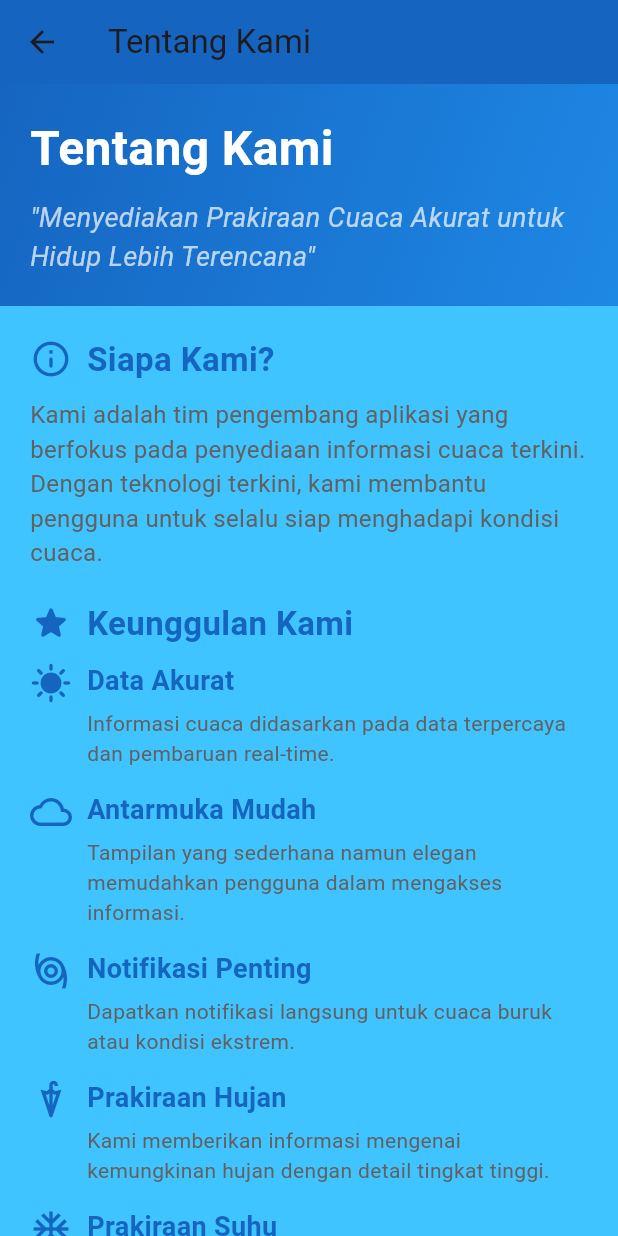
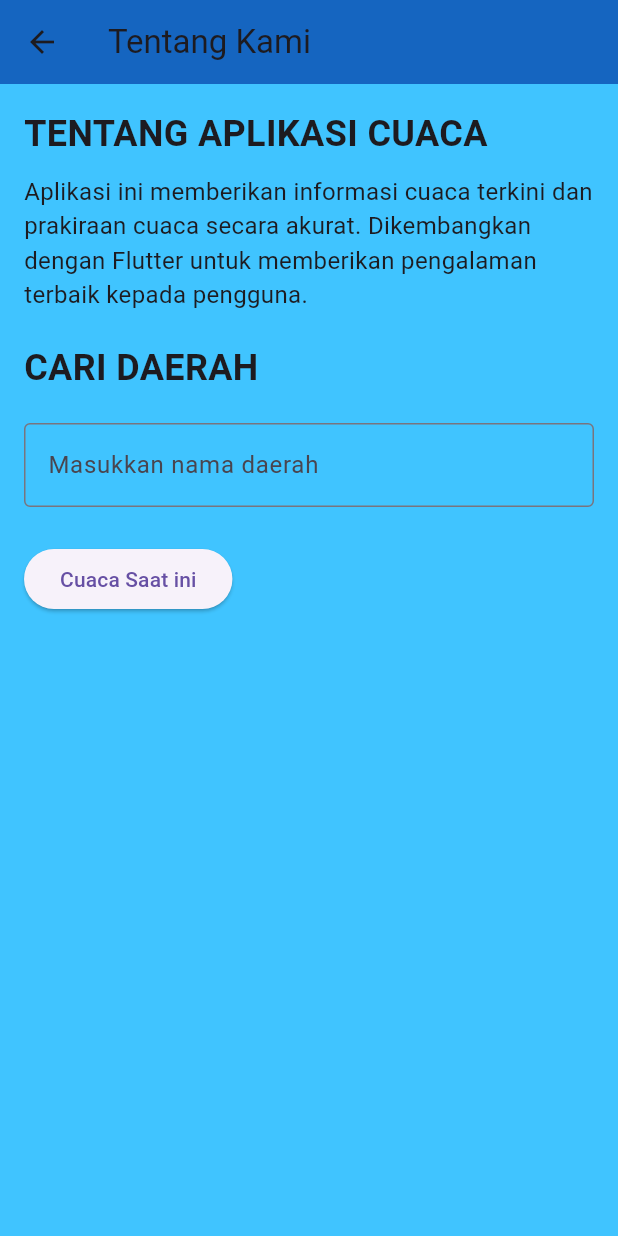
Before and after one commit to MuhammadRizki1303/aplikasi_cuaca, a Flutter app: the AboutPage screen opened directly, on a phone screen of 412 x 824 dp. Run offline on Flutter 3.47's test engine with Material 3 defaults, Android fonts, the phone set to English and light mode, and no system bars; our stand-ins replace geolocator.

Commit message:
mengupdate halaman about_page(menambahkan pencarian daerah untuk melihat kondisi cuacanya)

```diff
--- a/lib/ui/about_page.dart
+++ b/lib/ui/about_page.dart
@@ -1,206 +1,67 @@
 import 'package:flutter/material.dart';
 
-class AboutPage extends StatelessWidget {
+class AboutPage extends StatefulWidget {
+  @override
+  _AboutPageState createState() => _AboutPageState();
+}
+
+class _AboutPageState extends State<AboutPage> {
+  final TextEditingController _controller = TextEditingController();
+  String _weatherInfo = '';
+
+  void _searchWeather() {
+    setState(() {
+      _weatherInfo = 'Cuaca di ${_controller.text}: Cerah, 30°C'; // Contoh data
+    });
+  }
+
   @override
   Widget build(BuildContext context) {
     return Scaffold(
       appBar: AppBar(
         title: Text('Tentang Kami'),
         backgroundColor: Colors.blue.shade800,
-        elevation: 0,
       ),
-      body: SingleChildScrollView(
-        child: Column(
-          crossAxisAlignment: CrossAxisAlignment.start,
-          children: [
-            // Header Section
-            Container(
-              width: double.infinity,
-              decoration: BoxDecoration(
-                gradient: LinearGradient(
-                  colors: [Colors.blue.shade800, Colors.blue.shade600],
-                  begin: Alignment.topLeft,
-                  end: Alignment.bottomRight,
-                ),
-              ),
-              padding: const EdgeInsets.all(20.0),
+      body: Padding(
+        padding: const EdgeInsets.all(16.0),
         child: Column(
           crossAxisAlignment: CrossAxisAlignment.start,
           children: [
             Text(
-                    'Tentang Kami',
-                    style: TextStyle(
-                      fontSize: 32.0,
-                      fontWeight: FontWeight.bold,
-                      color: Colors.white,
-                    ),
+              'TENTANG APLIKASI CUACA',
+              style: TextStyle(fontSize: 24.0, fontWeight: FontWeight.bold),
             ),
             SizedBox(height: 10.0),
             Text(
-                    '"Menyediakan Prakiraan Cuaca Akurat untuk Hidup Lebih Terencana"',
-                    style: TextStyle(
-                      fontSize: 18.0,
-                      fontStyle: FontStyle.italic,
-                      color: Colors.white70,
+              'Aplikasi ini memberikan informasi cuaca terkini dan prakiraan cuaca secara akurat. Dikembangkan dengan Flutter untuk memberikan pengalaman terbaik kepada pengguna.',
+              style: TextStyle(fontSize: 16.0),
+            ),
+            SizedBox(height: 20.0),
+            Text(
+              'CARI DAERAH',
+              style: TextStyle(fontSize: 24.0, fontWeight: FontWeight.bold),
+            ),
+            SizedBox(height: 20.0),
+            TextField(
+              controller: _controller,
+              decoration: InputDecoration(
+                labelText: 'Masukkan nama daerah',
+                border: OutlineInputBorder(),
               ),
             ),
-                ],
-              ),
+            SizedBox(height: 24.0),
+            ElevatedButton(
+              onPressed: _searchWeather,
+              child: Text('Cuaca Saat ini'),
             ),
             SizedBox(height: 20.0),
-            // Content Section
-            Padding(
-              padding: const EdgeInsets.symmetric(horizontal: 20.0),
-              child: Column(
-                crossAxisAlignment: CrossAxisAlignment.start,
-                children: [
-                  _buildSectionHeader(
-                    title: 'Siapa Kami?',
-                    icon: Icons.info_outline_rounded,
-                  ),
-                  SizedBox(height: 10.0),
             Text(
-                    'Kami adalah tim pengembang aplikasi yang berfokus pada penyediaan informasi cuaca terkini. Dengan teknologi terkini, kami membantu pengguna untuk selalu siap menghadapi kondisi cuaca.',
-                    style: TextStyle(
-                      fontSize: 16.0,
-                      color: Colors.grey.shade700,
-                    ),
-                  ),
-                  SizedBox(height: 20.0),
-                  _buildSectionHeader(
-                    title: 'Keunggulan Kami',
-                    icon: Icons.star_rounded,
-                  ),
-                  SizedBox(height: 10.0),
-                  _buildFeature(
-                    icon: Icons.sunny,
-                    title: 'Data Akurat',
-                    description:
-                        'Informasi cuaca didasarkan pada data terpercaya dan pembaruan real-time.',
-                  ),
-                  _buildFeature(
-                    icon: Icons.cloud_outlined,
-                    title: 'Antarmuka Mudah',
-                    description:
-                        'Tampilan yang sederhana namun elegan memudahkan pengguna dalam mengakses informasi.',
-                  ),
-                  _buildFeature(
-                    icon: Icons.storm,
-                    title: 'Notifikasi Penting',
-                    description:
-                        'Dapatkan notifikasi langsung untuk cuaca buruk atau kondisi ekstrem.',
-                  ),
-                  _buildFeature(
-                    icon: Icons.umbrella,
-                    title: 'Prakiraan Hujan',
-                    description:
-                        'Kami memberikan informasi mengenai kemungkinan hujan dengan detail tingkat tinggi.',
-                  ),
-                  _buildFeature(
-                    icon: Icons.ac_unit,
-                    title: 'Prakiraan Suhu',
-                    description:
-                        'Informasi lengkap suhu harian dan mingguan untuk persiapan lebih baik.',
-                  ),
-                  SizedBox(height: 20.0),
-                  Center(
-                    child: ElevatedButton(
-                      onPressed: () {
-                        // Aksi tombol
-                      },
-                      style: ElevatedButton.styleFrom(
-                        backgroundColor: Colors.blue.shade800,
-                        padding: EdgeInsets.symmetric(
-                          horizontal: 30.0,
-                          vertical: 15.0,
-                        ),
-                        shape: RoundedRectangleBorder(
-                          borderRadius: BorderRadius.circular(20.0),
-                        ),
-                      ),
-                      child: Text(
-                        'Pelajari Lebih Lanjut',
+              _weatherInfo,
               style: TextStyle(fontSize: 16.0),
-                      ),
-                    ),
-                  ),
-                ],
-              ),
-            ),
-            SizedBox(height: 30.0),
-            // Footer Section
-            Container(
-              width: double.infinity,
-              color: Colors.blue.shade50,
-              padding: const EdgeInsets.symmetric(vertical: 20.0),
-              child: Center(
-                child: Text(
-                  '© 2024 Aplikasi Cuaca. Semua Hak Dilindungi.',
-                  style: TextStyle(color: Colors.blue.shade800),
-                ),
-              ),
             ),
           ],
         ),
       ),
     );
   }
-
-  Widget _buildFeature({
-    required IconData icon,
-    required String title,
-    required String description,
-  }) {
-    return Padding(
-      padding: const EdgeInsets.only(bottom: 15.0),
-      child: Row(
-        crossAxisAlignment: CrossAxisAlignment.start,
-        children: [
-          Icon(
-            icon,
-            size: 28.0,
-            color: Colors.blue.shade800,
-          ),
-          SizedBox(width: 10.0),
-          Expanded(
-            child: Column(
-              crossAxisAlignment: CrossAxisAlignment.start,
-              children: [
-                Text(
-                  title,
-                  style: TextStyle(
-                    fontSize: 18.0,
-                    fontWeight: FontWeight.bold,
-                    color: Colors.blue.shade800,
-                  ),
-                ),
-                SizedBox(height: 5.0),
-                Text(
-                  description,
-                  style: TextStyle(fontSize: 14.0, color: Colors.grey.shade700),
-                ),
-              ],
-            ),
-          ),
-        ],
-      ),
-    );
 }
-
-  Widget _buildSectionHeader({required String title, required IconData icon}) {
-    return Row(
-      children: [
-        Icon(icon, size: 28.0, color: Colors.blue.shade800),
-        SizedBox(width: 10.0),
-        Text(
-          title,
-          style: TextStyle(
-            fontSize: 22.0,
-            fontWeight: FontWeight.bold,
-            color: Colors.blue.shade800,
-          ),
-        ),
-      ],
-    );
-  }
-}
```
Lines whose indentation alone changed are shown as unchanged.
